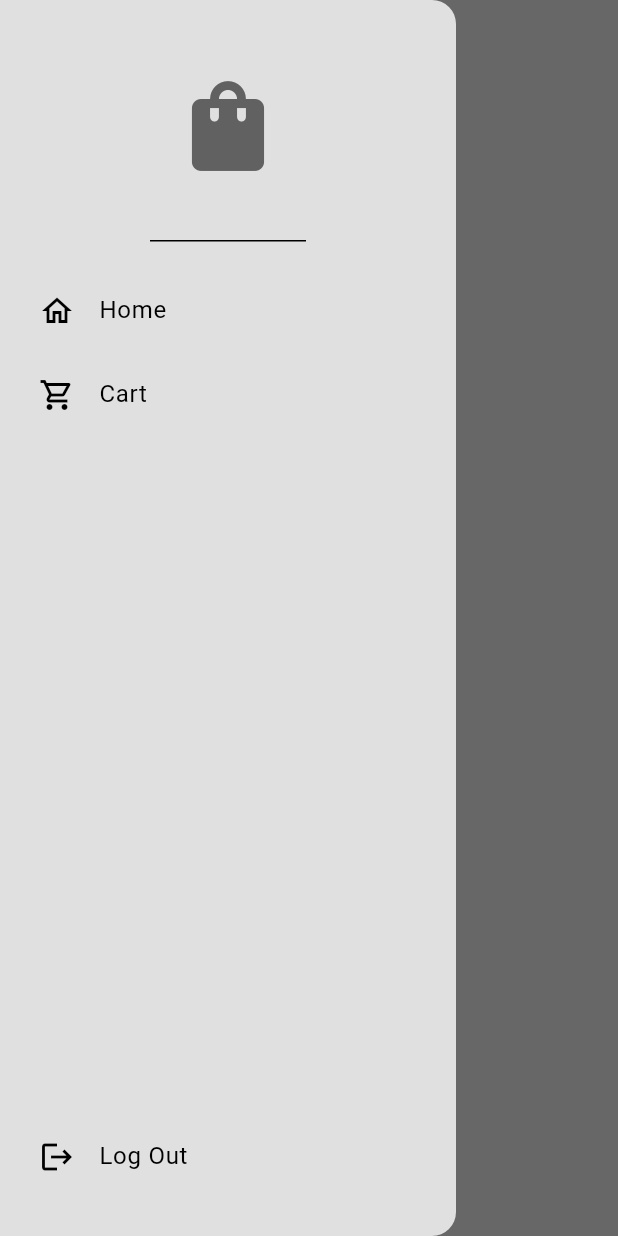
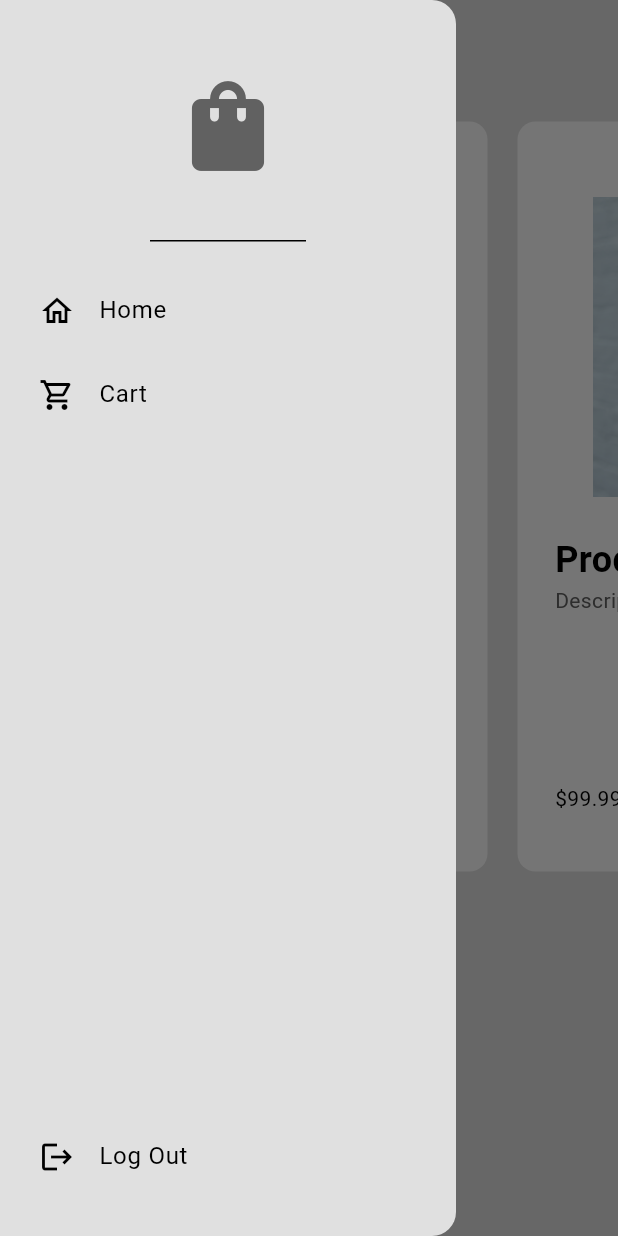
Before and after one commit to alexmortelsison/ECommerce-App-P, a Flutter app: the ShopPage screen opened by its route, with the side drawer open, on a phone screen of 412 x 824 dp. Run offline on Flutter 3.47's test engine with Material 3 defaults, Android fonts, the phone set to English and light mode, and no system bars.

Commit message:
updated UI

```diff
--- /dev/null
+++ b/lib/components/my_product_tile.dart
@@ -0,0 +1,70 @@
+import 'package:ecommerce_practice/models/product.dart';
+import 'package:flutter/material.dart';
+
+class MyProductTile extends StatelessWidget {
+  final Product product;
+  const MyProductTile({
+    super.key,
+    required this.product,
+  });
+
+  @override
+  Widget build(BuildContext context) {
+    return Container(
+      margin: const EdgeInsetsDirectional.all(10),
+      padding: const EdgeInsets.all(25),
+      width: 300,
+      decoration: BoxDecoration(
+        color: Theme.of(context).colorScheme.secondary,
+        borderRadius: BorderRadius.circular(12),
+      ),
+      child: Column(
+        crossAxisAlignment: CrossAxisAlignment.start,
+        mainAxisAlignment: MainAxisAlignment.spaceBetween,
+        children: [
+          Column(
+            crossAxisAlignment: CrossAxisAlignment.start,
+            children: [
+              AspectRatio(
+                aspectRatio: 1,
+                child: Container(
+                  width: double.infinity,
+                  padding: const EdgeInsets.all(25),
+                  decoration: BoxDecoration(
+                    borderRadius: BorderRadius.circular(12),
+                  ),
+                  child: Image.asset(product.imagePath),
+                ),
+              ),
+              Text(
+                product.name,
+                style:
+                    const TextStyle(fontWeight: FontWeight.bold, fontSize: 24),
+              ),
+              Text(
+                product.description,
+                style: TextStyle(
+                    color: Theme.of(context).colorScheme.inversePrimary),
+              ),
+            ],
+          ),
+          Row(
+            mainAxisAlignment: MainAxisAlignment.spaceBetween,
+            children: [
+              Text('\$${product.price.toStringAsFixed(2)}'),
+              Container(
+                decoration: BoxDecoration(
+                    color: Theme.of(context).colorScheme.primary,
+                    borderRadius: BorderRadius.circular(12)),
+                child: IconButton(
+                  onPressed: () {},
+                  icon: const Icon(Icons.add),
+                ),
+              )
+            ],
+          )
+        ],
+      ),
+    );
+  }
+}
--- a/lib/main.dart
+++ b/lib/main.dart
@@ -1,10 +1,17 @@
+import 'package:ecommerce_practice/models/shop.dart';
 import 'package:ecommerce_practice/pages/shop_page.dart';
 import 'package:ecommerce_practice/themes/light_mode.dart';
 import 'package:flutter/material.dart';
 import 'pages/intro_page.dart';
+import 'package:provider/provider.dart';
 
 void main() {
-  runApp(const MyApp());
+  runApp(
+    ChangeNotifierProvider(
+      create: (BuildContext context) => Shop(),
+      child: const MyApp(),
+    ),
+  );
 }
 
 class MyApp extends StatelessWidget {
--- a/lib/models/shop.dart
+++ b/lib/models/shop.dart
@@ -1,6 +1,7 @@
 import 'package:ecommerce_practice/models/product.dart';
+import 'package:flutter/material.dart';
 
-class Shop {
+class Shop extends ChangeNotifier {
   final List<Product> _shop = [
     Product(
       name: 'Product 1',
@@ -36,9 +37,11 @@ class Shop {
 
   void addToCart(Product item) {
     cart.add(item);
+    notifyListeners();
   }
 
   void removeFromCart(Product item) {
     cart.remove(item);
+    notifyListeners();
   }
 }
--- a/lib/pages/intro_page.dart
+++ b/lib/pages/intro_page.dart
@@ -36,7 +36,7 @@ class IntroPage extends StatelessWidget {
           const SizedBox(height: 10),
           MyButton(
             child: const Icon(Icons.arrow_forward_ios_outlined),
-            onTap: () => Navigator.pushNamed(context, 'home_page'),
+            onTap: () => Navigator.pushNamed(context, 'shop_page'),
           )
         ],
       ),
--- a/lib/pages/shop_page.dart
+++ b/lib/pages/shop_page.dart
@@ -1,11 +1,16 @@
 import 'package:ecommerce_practice/components/my_drawer.dart';
+import 'package:ecommerce_practice/components/my_product_tile.dart';
+import 'package:ecommerce_practice/models/product.dart';
+import 'package:ecommerce_practice/models/shop.dart';
 import 'package:flutter/material.dart';
+import 'package:provider/provider.dart';
 
 class ShopPage extends StatelessWidget {
   const ShopPage({super.key});
 
   @override
   Widget build(BuildContext context) {
+    final products = context.watch<Shop>().shop;
     return Scaffold(
       drawer: const MyDrawer(),
       backgroundColor: Theme.of(context).colorScheme.surface,
@@ -16,6 +21,20 @@ class ShopPage extends StatelessWidget {
         ),
         backgroundColor: Colors.transparent,
       ),
+      body: SizedBox(
+        height: 550,
+        child: ListView.builder(
+          padding: const EdgeInsets.all(15),
+          scrollDirection: Axis.horizontal,
+          itemCount: products.length,
+          itemBuilder: (context, index) {
+            Product product = products[index];
+            return MyProductTile(
+              product: product,
+            );
+          },
+        ),
+      ),
     );
   }
 }
```
